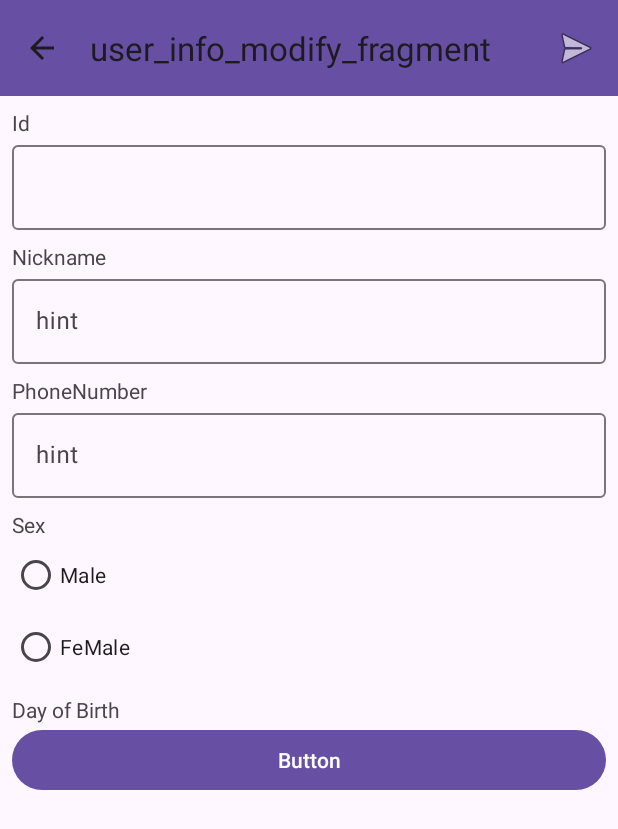
After one commit to jiheon0212/TripLounge, an Android app: the fragment UserInfoModifyFragment placed in its activity, on a phone screen of 412 x 824 dp. The commit adds this screen. Shown: the top 829 px of the screen. Run offline under Robolectric (Android 15) with nearby library versions, the phone set to English and light mode, and no system bars; our stand-ins replace Firebase (no records; nobody signed in at launch, a user with empty details on screens opened directly).

Commit message:
Modify 고치기

```diff
--- /dev/null
+++ b/app/src/main/java/com/myproject/triplounge/UserInfoModifyFragment.kt
@@ -0,0 +1,81 @@
+package com.myproject.triplounge
+
+import android.os.Bundle
+import androidx.fragment.app.Fragment
+import android.view.LayoutInflater
+import android.view.View
+import android.view.ViewGroup
+import androidx.core.view.children
+import com.google.android.material.snackbar.Snackbar
+import com.myproject.triplounge.data.UserDataClass
+import com.myproject.triplounge.databinding.FragmentUserInfoModifyBinding
+import com.myproject.triplounge.repository.UserRepository
+
+class UserInfoModifyFragment : Fragment() {
+
+    lateinit var fragmentUserInfoModifyBinding: FragmentUserInfoModifyBinding
+    lateinit var mainActivity: MainActivity
+    lateinit var userSex: String
+
+    override fun onCreateView(
+        inflater: LayoutInflater, container: ViewGroup?,
+        savedInstanceState: Bundle?
+    ): View? {
+
+        fragmentUserInfoModifyBinding = FragmentUserInfoModifyBinding.inflate(layoutInflater)
+        mainActivity = activity as MainActivity
+        val userInfo = mutableListOf<UserDataClass>()
+        val uid = UserRepository.getUserUid()
+
+        fragmentUserInfoModifyBinding.run {
+
+            radioGroupUserInfoModify.run {
+                userSex = if (rbMale.isChecked) {
+                    "Female"
+                } else {
+                    "Male"
+                }
+            }
+
+            btnUserInfoModifyBirth.setOnClickListener {
+
+            }
+
+            toolbarUserInfoModify.run {
+
+                title = "user_info_modify_fragment"
+                inflateMenu(R.menu.user_info_modify_menu)
+
+                setNavigationIcon(androidx.appcompat.R.drawable.abc_ic_ab_back_material)
+                setNavigationOnClickListener {
+                    mainActivity.removeFragment(MainActivity.USER_INFO_MODIFY_FRAGMENT)
+                }
+
+                setOnMenuItemClickListener {
+                    UserRepository.getUserInfo(uid) {
+                        for (i in it.result.children) {
+                            val userIdx = i.child("userIdx").value as Long
+                            val userUid = i.child("userUid").value as String
+                            val userId = i.child("userId").value as String
+                            val userPw = i.child("userPw").value as String
+                            val userNickname = tiedtUserInfoModifyNickname.text.toString()
+                            val userBirthDate = "testdate : 2023-01-01"
+                            val phoneNumber = tiedtUserInfoModifyPhoneNumber.text.toString()
+
+                            val userData = UserDataClass(userIdx, userUid, userId, userPw, userNickname, userSex, userBirthDate, phoneNumber)
+                            UserRepository.modifyUserInfo(userData) {
+                                UserRepository.setUserIdx(userData.userIdx) {
+                                    mainActivity.replaceWithBundleFragment(MainActivity.STORY_MAIN_FRAGMENT, false, null)
+                                    Snackbar.make(fragmentUserInfoModifyBinding.root, "Modify Success", Snackbar.LENGTH_SHORT).show()
+                                }
+                            }
+                        }
+                    }
+                    true
+                }
+            }
+        }
+
+        return fragmentUserInfoModifyBinding.root
+    }
+}
--- a/app/src/main/java/com/myproject/triplounge/UserLoginFragment.kt
+++ b/app/src/main/java/com/myproject/triplounge/UserLoginFragment.kt
@@ -6,6 +6,7 @@ import android.view.LayoutInflater
 import android.view.View
 import android.view.ViewGroup
 import com.google.android.material.snackbar.Snackbar
+import com.myproject.triplounge.data.UserDataClass
 import com.myproject.triplounge.databinding.FragmentUserLoginBinding
 import com.myproject.triplounge.repository.UserRepository
 
@@ -25,6 +26,10 @@ class UserLoginFragment : Fragment() {
 
         fragmentUserLoginBinding.run {
 
+            toolbarUserLogin.run {
+                title = "user_login_fragment"
+            }
+
             btnUserLogin.setOnClickListener {
 
                 val id = tiedtUserLoginId.text.toString()
@@ -33,7 +38,7 @@ class UserLoginFragment : Fragment() {
                 UserRepository.loginUser(id, pw){
 
                     if (it.isSuccessful) {
-                        mainActivity.replaceFragment(MainActivity.STORY_MAIN_FRAGMENT, false)
+                        mainActivity.replaceWithBundleFragment(MainActivity.STORY_MAIN_FRAGMENT, false, null)
                         Snackbar.make(fragmentUserLoginBinding.root, "Login Success", Snackbar.LENGTH_SHORT).show()
                     }
                     else {
@@ -41,6 +46,7 @@ class UserLoginFragment : Fragment() {
                     }
                 }
             }
+
             btnUserLoginRegister.setOnClickListener {
                 mainActivity.replaceFragment(MainActivity.USER_REGISTER_FRAGMENT, true)
             }
@@ -48,4 +54,5 @@ class UserLoginFragment : Fragment() {
 
         return fragmentUserLoginBinding.root
     }
+
 }
--- a/app/src/main/java/com/myproject/triplounge/data/StoryDataClass.kt
+++ b/app/src/main/java/com/myproject/triplounge/data/StoryDataClass.kt
@@ -1,7 +1,7 @@
 package com.myproject.triplounge.data
 
 data class StoryDataClass(var storyIdx: Long,
-                          var userName: String,
+                          var userName: String?,
                           var storyUploadDate: String,
                           var storyImage: String,
                           var storyTitle: String,
--- a/app/src/main/java/com/myproject/triplounge/data/UserDataClass.kt
+++ b/app/src/main/java/com/myproject/triplounge/data/UserDataClass.kt
@@ -1,8 +1,10 @@
 package com.myproject.triplounge.data
 
 data class UserDataClass(var userIdx: Long,
+                         var userUid: String?,
                          var userId: String,
                          var userPw: String,
                          var userNickname: String,
-                         var userAge: Long,
+                         var userSex: String,
+                         var userBirthDate: String,
                          var phoneNumber: String)
--- /dev/null
+++ b/app/src/main/res/layout/fragment_user_info_modify.xml
@@ -0,0 +1,126 @@
+<?xml version="1.0" encoding="utf-8"?>
+<LinearLayout xmlns:android="http://schemas.android.com/apk/res/android"
+    xmlns:tools="http://schemas.android.com/tools"
+    android:layout_width="match_parent"
+    android:layout_height="match_parent"
+    android:orientation="vertical"
+    tools:context=".UserInfoModifyFragment" >
+
+    <com.google.android.material.appbar.MaterialToolbar
+        android:id="@+id/toolbarUserInfoModify"
+        android:layout_width="match_parent"
+        android:layout_height="wrap_content"
+        android:background="?attr/colorPrimary"
+        android:minHeight="?attr/actionBarSize"
+        android:theme="?attr/actionBarTheme" />
+
+    <ScrollView
+        android:layout_width="match_parent"
+        android:layout_height="match_parent" >
+
+        <LinearLayout
+            android:layout_width="match_parent"
+            android:layout_height="wrap_content"
+            android:orientation="vertical"
+            android:padding="8dp">
+
+            <TextView
+                android:id="@+id/textUserId"
+                android:layout_width="match_parent"
+                android:layout_height="wrap_content"
+                android:text="Id" />
+
+            <com.google.android.material.textfield.TextInputLayout
+                android:id="@+id/tilUserInfoModifyId"
+                android:layout_width="match_parent"
+                android:layout_height="wrap_content"
+                android:layout_marginBottom="8dp">
+
+                <com.google.android.material.textfield.TextInputEditText
+                    android:id="@+id/tiedtUserInfoModifyId"
+                    android:layout_width="match_parent"
+                    android:layout_height="wrap_content"
+                    android:inputType="text|textPersonName" />
+            </com.google.android.material.textfield.TextInputLayout>
+
+            <TextView
+                android:id="@+id/textUserNickname"
+                android:layout_width="match_parent"
+                android:layout_height="wrap_content"
+                android:text="Nickname" />
+
+            <com.google.android.material.textfield.TextInputLayout
+                android:id="@+id/tilUserInfoModifyNickname"
+                android:layout_width="match_parent"
+                android:layout_height="wrap_content"
+                android:layout_marginBottom="8dp">
+
+                <com.google.android.material.textfield.TextInputEditText
+                    android:id="@+id/tiedtUserInfoModifyNickname"
+                    android:layout_width="match_parent"
+                    android:layout_height="wrap_content"
+                    android:hint="hint"
+                    android:inputType="text|textPersonName" />
+            </com.google.android.material.textfield.TextInputLayout>
+
+            <TextView
+                android:id="@+id/textUserPhoneNumber"
+                android:layout_width="match_parent"
+                android:layout_height="wrap_content"
+                android:text="PhoneNumber" />
+
+            <com.google.android.material.textfield.TextInputLayout
+                android:id="@+id/tilUserInfoModifyPhoneNumber"
+                android:layout_width="match_parent"
+                android:layout_height="wrap_content"
+                android:layout_marginBottom="8dp">
+
+                <com.google.android.material.textfield.TextInputEditText
+                    android:id="@+id/tiedtUserInfoModifyPhoneNumber"
+                    android:layout_width="match_parent"
+                    android:layout_height="wrap_content"
+                    android:hint="hint"
+                    android:inputType="number" />
+            </com.google.android.material.textfield.TextInputLayout>
+
+            <TextView
+                android:id="@+id/textUserSex"
+                android:layout_width="match_parent"
+                android:layout_height="wrap_content"
+                android:text="Sex" />
+
+            <RadioGroup
+                android:id="@+id/radioGroupUserInfoModify"
+                android:layout_width="match_parent"
+                android:layout_height="match_parent"
+                android:layout_marginBottom="8dp">
+
+                <RadioButton
+                    android:id="@+id/rbMale"
+                    android:layout_width="match_parent"
+                    android:layout_height="wrap_content"
+                    android:text="Male" />
+
+                <RadioButton
+                    android:id="@+id/rbFemale"
+                    android:layout_width="match_parent"
+                    android:layout_height="wrap_content"
+                    android:text="FeMale" />
+            </RadioGroup>
+
+            <TextView
+                android:id="@+id/textUserBirthDate"
+                android:layout_width="match_parent"
+                android:layout_height="wrap_content"
+                android:text="Day of Birth" />
+
+            <Button
+                android:id="@+id/btnUserInfoModifyBirth"
+                android:layout_width="match_parent"
+                android:layout_height="wrap_content"
+                android:text="Button" />
+
+        </LinearLayout>
+    </ScrollView>
+
+</LinearLayout>
--- a/app/src/main/res/layout/fragment_user_register.xml
+++ b/app/src/main/res/layout/fragment_user_register.xml
@@ -7,7 +7,7 @@
     tools:context=".UserRegisterFragment" >
 
     <com.google.android.material.appbar.MaterialToolbar
-        android:id="@+id/materialToolbar"
+        android:id="@+id/toolbarUserRegister"
         android:layout_width="match_parent"
         android:layout_height="wrap_content"
         android:background="?attr/colorPrimary"
--- /dev/null
+++ b/app/src/main/res/menu/user_info_modify_menu.xml
@@ -0,0 +1,12 @@
+<?xml version="1.0" encoding="utf-8"?>
+<menu xmlns:app="http://schemas.android.com/apk/res-auto"
+    xmlns:android="http://schemas.android.com/apk/res/android">
+
+    <item
+        android:id="@+id/itemUserInfoModifyDone"
+        android:layout_width="wrap_content"
+        android:layout_height="wrap_content"
+        android:icon="@android:drawable/ic_menu_send"
+        android:title="item_done"
+        app:showAsAction="always" />
+</menu>
```
Also changed, not shown: app/src/main/java/com/myproject/triplounge/MainActivity.kt (+26 -1 lines), app/src/main/java/com/myproject/triplounge/StoryAddFragment.kt (+19 -6 lines), app/src/main/java/com/myproject/triplounge/StoryMainFragment.kt (+16 -2 lines), app/src/main/java/com/myproject/triplounge/StoryResultFragment.kt (+15 -2 lines), app/src/main/java/com/myproject/triplounge/UserRegisterFragment.kt (+18 -2 lines), app/src/main/java/com/myproject/triplounge/repository/UserRepository.kt (+51 -0 lines), app/src/main/res/menu/story_main_menu.xml (+7 -0 lines).
